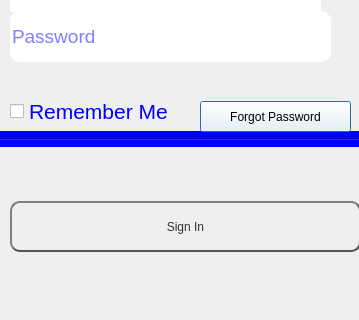
Old version of the form teacherpage.ui in the repository Ozichis/Children-Church-Currriculum-App; both pictures show x 0 to 359 and y 279 to 599 of the 359 by 599 pixel window.
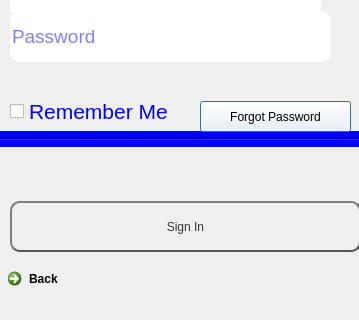
New version of the form. Icons and pictures are not drawn.

What changed in the file:
```diff
--- a/teacherpage.ui
+++ b/teacherpage.ui
@@ -213,6 +213,19 @@
      <string/>
     </property>
    </widget>
+   <widget class="QCommandLinkButton" name="back">
+    <property name="geometry">
+     <rect>
+      <x>0</x>
+      <y>540</y>
+      <width>185</width>
+      <height>41</height>
+     </rect>
+    </property>
+    <property name="text">
+     <string>Back</string>
+    </property>
+   </widget>
   </widget>
  </widget>
  <resources>
```
